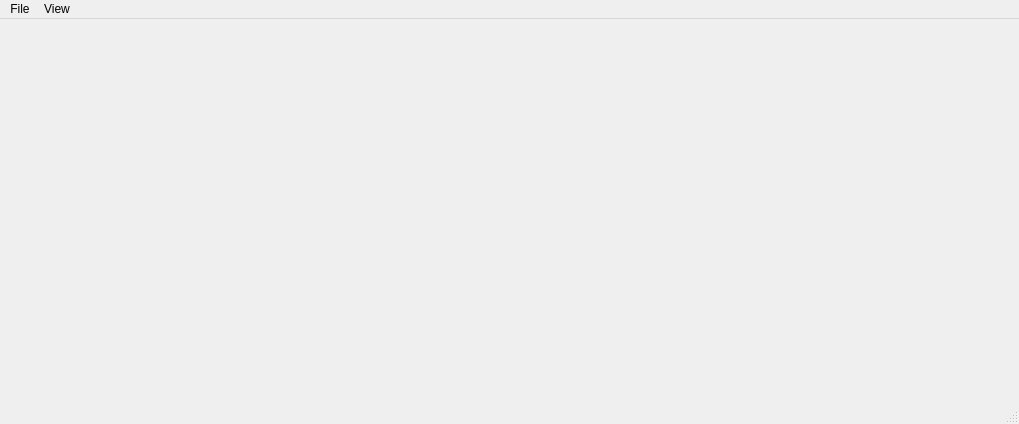
Qt form src/ui/qt6/app/mainwindow.ui (WinLin97/em400) before a commit.
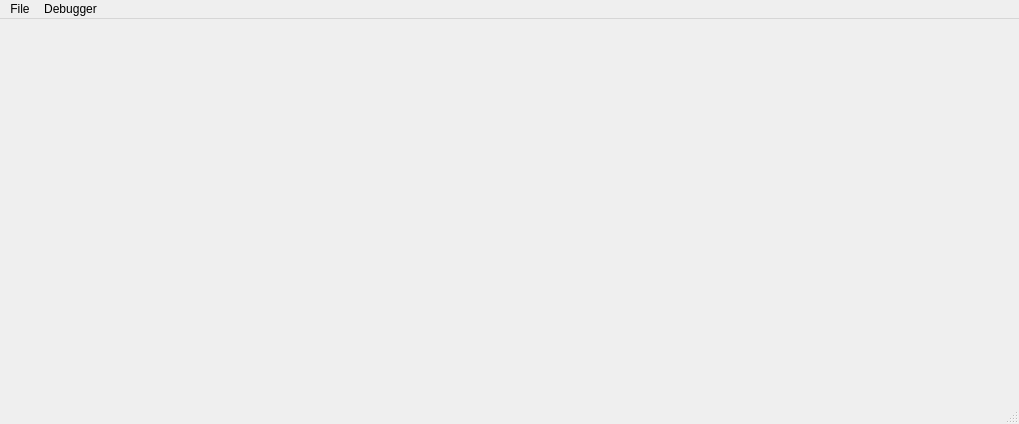
The same form after that commit. Icons and pictures are not drawn. Custom widgets are drawn as their Qt base class.

Commit message: reorganize menu: View -> Debugger

```diff
--- a/src/ui/qt6/app/mainwindow.ui
+++ b/src/ui/qt6/app/mainwindow.ui
@@ -65,9 +65,9 @@
     <addaction name="separator"/>
     <addaction name="actionQuit"/>
    </widget>
-   <widget class="QMenu" name="menuView">
+   <widget class="QMenu" name="menuDebugger">
     <property name="title">
-     <string>View</string>
+     <string>Debugger</string>
     </property>
     <addaction name="actionSmall_Control_Panel"/>
     <addaction name="actionDebugger"/>
@@ -75,7 +75,7 @@
     <addaction name="actionPanel_Theme"/>
    </widget>
    <addaction name="menuFile"/>
-   <addaction name="menuView"/>
+   <addaction name="menuDebugger"/>
   </widget>
   <widget class="QStatusBar" name="statusbar"/>
   <action name="actionLoad_OS_image">
```
Left out of the diff: 15 changed lines with no effect on the pictures. The commit also changes 5 other files.
